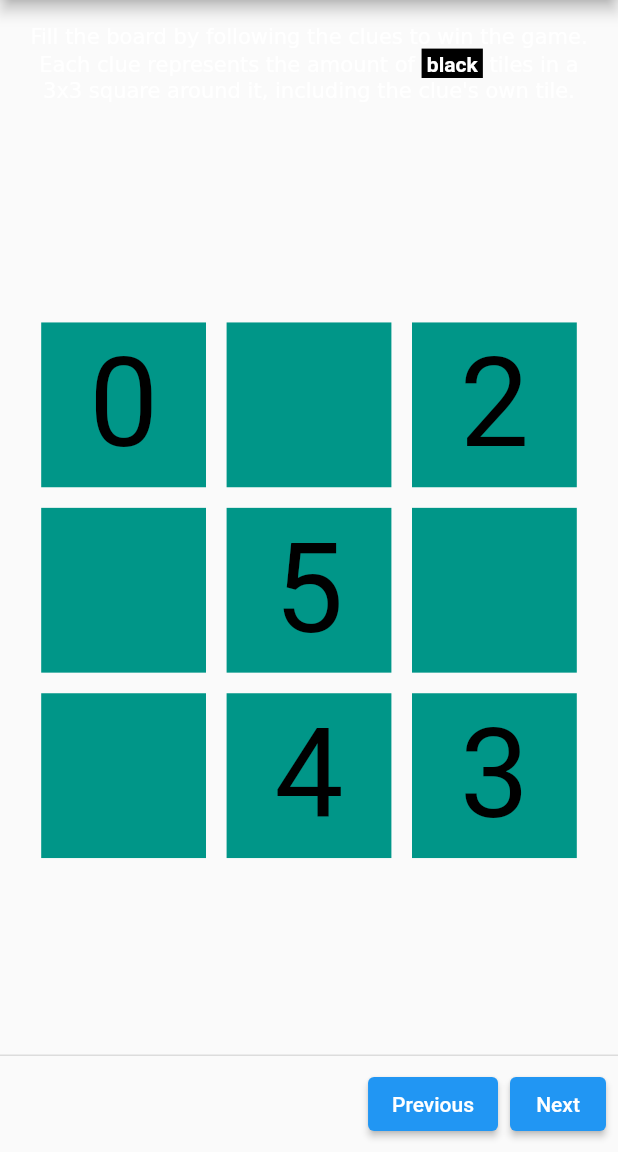
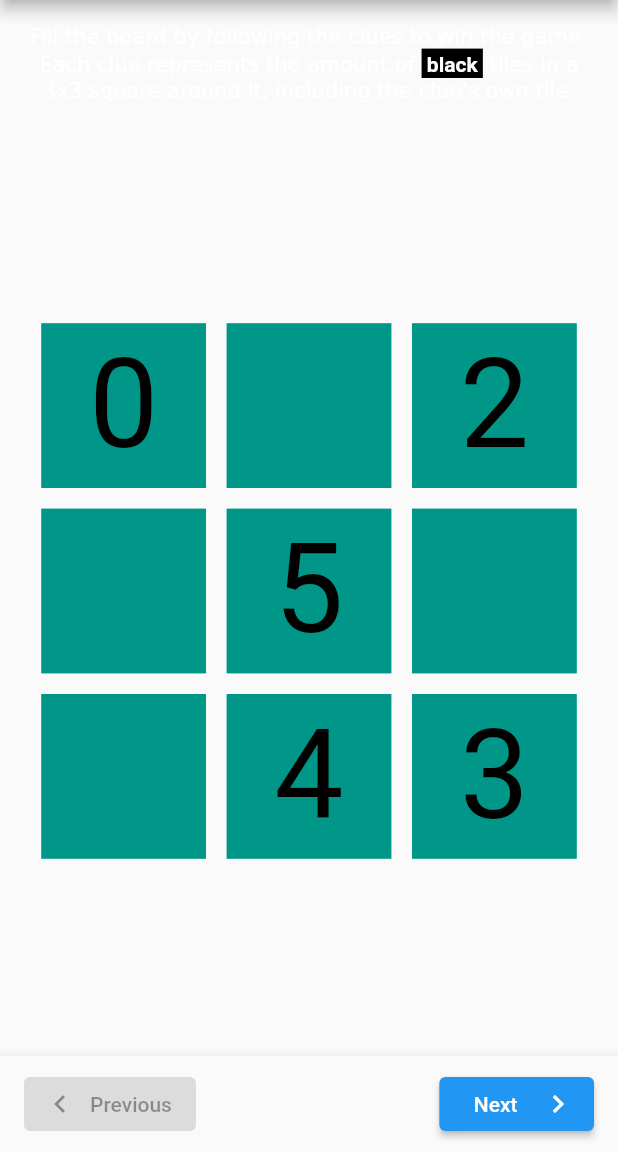
Before and after one commit to ArthurVinbeau/mosaic, a Flutter app: the screen it shows after launch, after a tap on the "help" icon, on a phone screen of 412 x 824 dp, the part 84-1236 px from its top. Run offline on Flutter 3.47's test engine with Material 2 defaults, Android fonts, the phone set to English and light mode, and no system bars; our stand-ins replace bloc, equatable, flutter_bloc, logger, shared_preferences, vibration.

Commit message:
feat(TutorialPage): controls & pop

```diff
--- a/lib/blocs/tutorial/tutorial_bloc.dart
+++ b/lib/blocs/tutorial/tutorial_bloc.dart
@@ -47,10 +47,12 @@ class TutorialBloc extends Bloc<TutorialEvent, TutorialState> {
       ],
     ];
     _steps.add(_Step(
-        text:
-            "Fill the board by following the clues to win the game.\nEach clue represents the amount of &f;black tiles in a 3x3 square around it, including the clue's own tile.",
-        board: board,
-        overlay: false));
+      text:
+          "Fill the board by following the clues to win the game.\nEach clue represents the amount of &f;black tiles in a 3x3 square around it, including the clue's own tile.",
+      board: board,
+      overlay: false,
+      boardCheck: false,
+    ));
 
     // Step 1
     _steps.add(_Step(
@@ -148,6 +150,7 @@ class TutorialBloc extends Bloc<TutorialEvent, TutorialState> {
       overlay: false,
       allowTap: true,
       allowLongTap: true,
+      boardCheck: false,
     ));
 
     _currentStep = 0;
@@ -162,7 +165,8 @@ class TutorialBloc extends Bloc<TutorialEvent, TutorialState> {
         _steps.first.showPaintBucket,
         _steps.first.allowTap,
         _steps.first.allowLongTap,
-        _steps.first.isBucket));
+        _steps.first.isBucket,
+        !_steps.first.boardCheck));
   }
 
   void _onNext(NextTutorialStepEvent event, Emitter emit) {
@@ -170,7 +174,7 @@ class TutorialBloc extends Bloc<TutorialEvent, TutorialState> {
       _currentStep++;
       final step = _steps[_currentStep];
       emit(TutorialBoardState(step.board, _currentStep, _totalSteps, step.overlay, step.overlayExceptions, step.text,
-          step.showPaintBucket, step.allowTap, step.allowLongTap, step.isBucket));
+          step.showPaintBucket, step.allowTap, step.allowLongTap, step.isBucket, !step.boardCheck));
     }
   }
 
@@ -179,7 +183,7 @@ class TutorialBloc extends Bloc<TutorialEvent, TutorialState> {
       _currentStep--;
       final step = _steps[_currentStep];
       emit(TutorialBoardState(step.board, _currentStep, _totalSteps, step.overlay, step.overlayExceptions, step.text,
-          step.showPaintBucket, step.allowTap, step.allowLongTap, step.isBucket));
+          step.showPaintBucket, step.allowTap, step.allowLongTap, step.isBucket, !step.boardCheck));
     }
   }
 
@@ -212,8 +216,17 @@ class TutorialBloc extends Bloc<TutorialEvent, TutorialState> {
           }
           Board.iterateOnSquare(board.cells, event.i, event.j, (e, i, j) => GameBloc.checkCellError(board, i, j));
         }
+        bool canContinue = true;
+
+        if (_steps[_currentStep].boardCheck && state.overlay && state.overlayExceptions.isNotEmpty) {
+          for (var except in state.overlayExceptions) {
+            final cell = board.cells[except.dy.floor()][except.dx.floor()];
+            canContinue &= cell.state == cell.value;
+          }
+        }
+
         emit(TutorialBoardState(board, _currentStep, _totalSteps, state.overlay, state.overlayExceptions, state.text,
-            state.showPaintBucket, state.allowTap, state.allowLongTap, state.isBucket));
+            state.showPaintBucket, state.allowTap, state.allowLongTap, state.isBucket, canContinue));
       }
     }
   }
@@ -229,6 +242,7 @@ class _Step {
   final bool allowTap;
   final bool allowLongTap;
   final bool isBucket;
+  final bool boardCheck;
 
   _Step(
       {required this.text,
@@ -238,5 +252,6 @@ class _Step {
       this.showPaintBucket = false,
       this.allowTap = false,
       this.allowLongTap = false,
-      this.isBucket = false});
+      this.isBucket = false,
+      this.boardCheck = true});
 }
--- a/lib/blocs/tutorial/tutorial_state.dart
+++ b/lib/blocs/tutorial/tutorial_state.dart
@@ -4,12 +4,13 @@ part of 'tutorial_bloc.dart';
 abstract class TutorialState {
   final int currentStep;
   final int totalSteps;
+  final bool canContinue;
 
-  const TutorialState(this.currentStep, this.totalSteps);
+  const TutorialState(this.currentStep, this.totalSteps, this.canContinue);
 }
 
 class TutorialInitial extends TutorialState {
-  const TutorialInitial(int totalSteps) : super(0, totalSteps);
+  const TutorialInitial(int totalSteps) : super(0, totalSteps, false);
 }
 
 class TutorialBoardState extends TutorialState {
@@ -23,6 +24,6 @@ class TutorialBoardState extends TutorialState {
   final bool isBucket;
 
   const TutorialBoardState(this.board, int currentStep, int totalSteps, this.overlay, this.overlayExceptions, this.text,
-      this.showPaintBucket, this.allowTap, this.allowLongTap, this.isBucket)
-      : super(currentStep, totalSteps);
+      this.showPaintBucket, this.allowTap, this.allowLongTap, this.isBucket, bool canContinue)
+      : super(currentStep, totalSteps, canContinue);
 }
--- a/lib/tutorial_page.dart
+++ b/lib/tutorial_page.dart
@@ -57,24 +57,21 @@ class TutorialPage extends StatelessWidget {
 
   @override
   Widget build(BuildContext context) {
-    return Scaffold(
-      appBar: AppBar(
-        title: const Text("Tutorial"),
-        centerTitle: true,
-      ),
-      body: BlocBuilder<TutorialBloc, TutorialState>(
-        builder: (BuildContext context, TutorialState state) {
+    return BlocBuilder<TutorialBloc, TutorialState>(builder: (BuildContext context, TutorialState state) {
+      Widget body;
+      final theme = context.read<ThemeCubit>().state.theme;
+
       if (state is TutorialInitial) {
-            return const Center(child: CircularProgressIndicator());
+        body = const Center(child: CircularProgressIndicator());
       } else if (state is TutorialBoardState) {
-            return Column(
+        body = Column(
           children: [
             Padding(
               padding: const EdgeInsets.all(16.0),
               child: RichText(
                 textAlign: TextAlign.center,
                 text: TextSpan(
-                      children: _parseText(context, context.read<ThemeCubit>().state.theme, state.text),
+                  children: _parseText(context, theme, state.text),
                 ),
               ),
             ),
@@ -99,22 +96,55 @@ class TutorialPage extends StatelessWidget {
         );
       } else {
         Navigator.pop(context);
-            return const Center(child: CircularProgressIndicator());
+        body = const Center(child: CircularProgressIndicator());
       }
-        },
+      return Scaffold(
+        appBar: AppBar(
+          title: const Text("Tutorial"),
+          centerTitle: true,
         ),
-      persistentFooterButtons: [
-        ElevatedButton(
-            onPressed: () {
+        body: body,
+        bottomNavigationBar: Material(
+          elevation: 8.0,
+          child: Padding(
+            padding: const EdgeInsets.symmetric(vertical: 8.0, horizontal: 16.0),
+            child: Row(
+              mainAxisAlignment: MainAxisAlignment.spaceBetween,
+              children: [
+                ElevatedButton.icon(
+                    onPressed: state.currentStep != 0
+                        ? () {
                             context.read<TutorialBloc>().add(PreviousTutorialStepEvent());
-            },
-            child: Text("Previous")),
-        ElevatedButton(
-            onPressed: () {
+                          }
+                        : null,
+                    icon: const Icon(Icons.chevron_left),
+                    label: const Text("Previous")),
+                if (state is TutorialBoardState && state.showPaintBucket)
+                  Ink(
+                    decoration: ShapeDecoration(shape: const CircleBorder(), color: theme.cellFilled),
+                    child: IconButton(onPressed: null, icon: Icon(Icons.format_color_fill, color: theme.cellEmpty)),
+                  ),
+                Directionality(
+                  textDirection: TextDirection.rtl,
+                  child: ElevatedButton.icon(
+                      onPressed: state.canContinue
+                          ? () {
+                              if (state.currentStep + 1 < state.totalSteps) {
                                 context.read<TutorialBloc>().add(NextTutorialStepEvent());
-            },
-            child: Text("Next")),
-      ],
-    );
+                              } else {
+                                Navigator.pop(context);
                               }
                             }
+                          : null,
+                      icon: const Icon(Icons.chevron_left),
+                      label:
+                          state.currentStep + 1 < state.totalSteps ? const Text("  Next  ") : const Text(" Finish ")),
+                ),
+              ],
+            ),
+          ),
+        ),
+      );
+    });
+  }
+}
```
Lines whose indentation alone changed are shown as unchanged.
